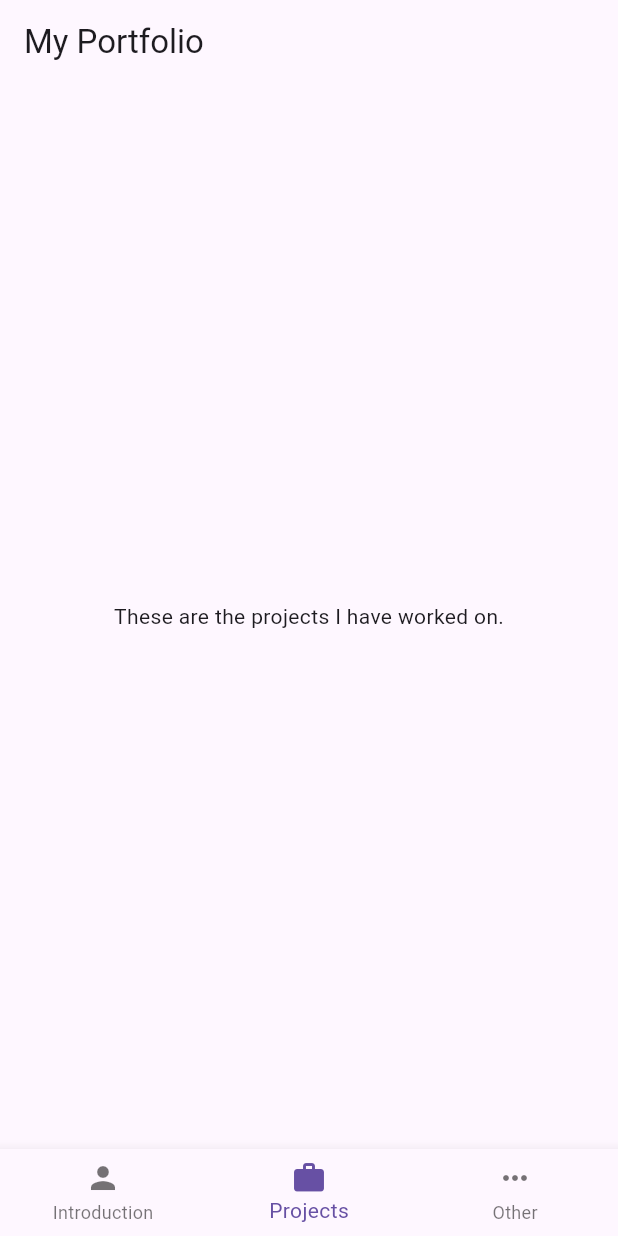
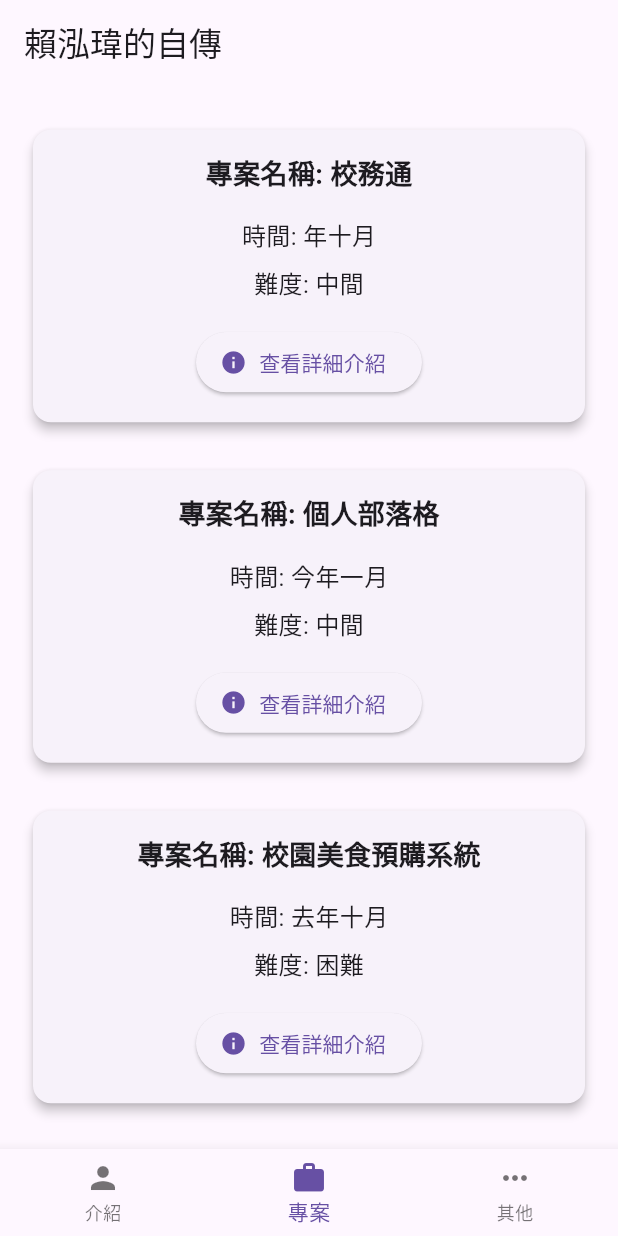
Before and after one commit to s990093/Autobiography, a Flutter app: the screen it shows after launch, item 2 of the bottom bar chosen, on a phone screen of 412 x 824 dp. Run offline on Flutter 3.47's test engine with Material 3 defaults, Android fonts, the light colour scheme and no system bars.

Commit message:
feat: new page

```diff
--- a/autobiography/lib/OtherPage.dart
+++ b/autobiography/lib/OtherPage.dart
@@ -1,4 +1,6 @@
 import 'package:flutter/material.dart';
+
+import 'widget/idnex.dart';
 
 class OtherPage extends StatelessWidget {
   const OtherPage({Key? key}) : super(key: key);
@@ -6,13 +8,41 @@ class OtherPage extends StatelessWidget {
   @override
   Widget build(BuildContext context) {
     return const Center(
+        child: SingleChildScrollView(
       child: Column(
-        mainAxisAlignment: MainAxisAlignment.center,
         children: [
-          Text('This is the other page.'),
-          // Add your other content here.
+          MyInterestWidget(
+            category: '運動',
+            content: '跑步',
+            icon: Icons.directions_run,
+          ),
+          MyInterestWidget(
+            category: '運動',
+            content: '打桌球',
+            icon: Icons.sports_tennis_sharp,
+          ),
+          MyInterestWidget(
+            category: '興趣',
+            content: '作專案',
+            icon: Icons.work,
+          ),
+          MyInterestWidget(
+            category: '看書',
+            content: '人間失格',
+            icon: Icons.book,
+          ),
+          MyInterestWidget(
+            category: '看書',
+            content: '沒有色彩的多崎作',
+            icon: Icons.book,
+          ),
+          MyInterestWidget(
+            category: '電影',
+            content: '分手的勇氣',
+            icon: Icons.movie,
+          )
         ],
       ),
-    );
+    ));
   }
 }
--- a/autobiography/lib/ProjectsPage.dart
+++ b/autobiography/lib/ProjectsPage.dart
@@ -1,3 +1,4 @@
+import 'package:autobiography/widget/ProjectIntroductionWidget.dart';
 import 'package:flutter/material.dart';
 
 class ProjectsPage extends StatelessWidget {
@@ -6,12 +7,35 @@ class ProjectsPage extends StatelessWidget {
   @override
   Widget build(BuildContext context) {
     return const Center(
-      child: Column(
-        mainAxisAlignment: MainAxisAlignment.center,
-        children: [
-          Text('These are the projects I have worked on.'),
-          // Add your projects content here.
-        ],
+      child: SingleChildScrollView(
+        child: Column(
+          // mainAxisAlignment: MainAxisAlignment.center, // 這裡不需要使用 mainAxisAlignment
+          children: [
+            ProjectIntroductionWidget(
+              projectName: '校務通',
+              projectContent: '重新建構校務通app與伺服器，讓大家有更好地體驗',
+              projectTime: '年十月',
+              projectDifficulty: '中間',
+              projectIcon: Icon(Icons.info),
+            ),
+            ProjectIntroductionWidget(
+              projectName: '個人部落格',
+              projectContent: '打造數一數二的部落格，讓自己的魅力完美的呈現',
+              projectTime: '今年一月',
+              projectDifficulty: '中間',
+              projectIcon: Icon(Icons.info),
+            ),
+
+            ProjectIntroductionWidget(
+              projectName: '校園美食預購系統',
+              projectContent: '打造一個校園預購系統，讓大家不用等待食物處理時間',
+              projectTime: '去年十月',
+              projectDifficulty: '困難',
+              projectIcon: Icon(Icons.info),
+            ),
+            // Add your other projects here.
+          ],
+        ),
       ),
     );
   }
--- a/autobiography/lib/main.dart
+++ b/autobiography/lib/main.dart
@@ -43,7 +43,7 @@
   Widget build(BuildContext context) {
     return Scaffold(
       appBar: AppBar(
-        title: const Text('My Portfolio'),
+        title: const Text('賴泓瑋的自傳'),
       ),
       body: _pages[_currentIndex],
       bottomNavigationBar: BottomNavigationBar(
@@ -56,15 +56,15 @@
         items: const [
           BottomNavigationBarItem(
             icon: Icon(Icons.person),
-            label: 'Introduction',
+            label: '介紹',
           ),
           BottomNavigationBarItem(
             icon: Icon(Icons.work),
-            label: 'Projects',
+            label: '專案',
           ),
           BottomNavigationBarItem(
             icon: Icon(Icons.more_horiz),
-            label: 'Other',
+            label: '其他',
           ),
         ],
       ),
--- /dev/null
+++ b/autobiography/lib/widget/ProjectIntroductionWidget.dart
@@ -0,0 +1,79 @@
+import 'package:autobiography/widget/ProjectDetailsPage.dart';
+import 'package:flutter/material.dart';
+
+class ProjectIntroductionWidget extends StatelessWidget {
+  final String projectName;
+  final String projectContent;
+  final String projectTime;
+  final String projectDifficulty;
+  final Icon projectIcon;
+
+  const ProjectIntroductionWidget({
+    super.key,
+    required this.projectName,
+    required this.projectContent,
+    required this.projectTime,
+    required this.projectDifficulty,
+    required this.projectIcon,
+  });
+
+  @override
+  Widget build(BuildContext context) {
+    return SizedBox(
+      width: 400,
+      child: Card(
+        elevation: 3,
+        margin: const EdgeInsets.all(16),
+        child: Padding(
+          padding: const EdgeInsets.all(16),
+          child: Row(
+            mainAxisAlignment: MainAxisAlignment.center,
+            children: [
+              Column(
+                mainAxisAlignment: MainAxisAlignment.center,
+                children: [
+                  Text(
+                    '專案名稱: $projectName',
+                    style: const TextStyle(
+                      fontSize: 18,
+                      fontWeight: FontWeight.bold,
+                    ),
+                  ),
+                  const SizedBox(height: 8),
+                  const SizedBox(height: 8),
+                  Text(
+                    '時間: $projectTime',
+                    style: const TextStyle(fontSize: 16),
+                  ),
+                  const SizedBox(height: 8),
+                  Text(
+                    '難度: $projectDifficulty',
+                    style: const TextStyle(fontSize: 16),
+                  ),
+                  const SizedBox(height: 16),
+                  ElevatedButton.icon(
+                    onPressed: () {
+                      Navigator.push(
+                        context,
+                        MaterialPageRoute(
+                          builder: (context) => ProjectDetailsPage(
+                            projectName: projectName,
+                            projectContent: projectContent,
+                            projectTime: projectTime,
+                            projectDifficulty: projectDifficulty,
+                          ),
+                        ),
+                      );
+                    },
+                    icon: const Icon(Icons.info), // 在这里设置你想要的图标
+                    label: const Text('查看詳細介紹'),
+                  ),
+                ],
+              ),
+            ],
+          ),
+        ),
+      ),
+    );
+  }
+}
--- /dev/null
+++ b/autobiography/lib/widget/idnex.dart
@@ -0,0 +1,3 @@
+export './ProjectIntroductionWidget.dart';
+export './MyInterestWidget.dart';
+export './ImageWithCaption.dart';
--- a/autobiography/pubspec.yaml
+++ b/autobiography/pubspec.yaml
@@ -52,6 +52,8 @@ dev_dependencies:
 
 # The following section is specific to Flutter packages.
 flutter:
+  assets:
+    - assets/
 
   # The following line ensures that the Material Icons font is
   # included with your application, so that you can use the icons in
```
Also changed, not shown: autobiography/lib/IntroductionPage.dart (+79 -19 lines), autobiography/lib/widget/ImageWithCaption.dart (added, +40 -0 lines), autobiography/lib/widget/MyInterestWidget.dart (added, +59 -0 lines), autobiography/lib/widget/ProjectDetailsPage.dart (added, +76 -0 lines), autobiography/assets/4874DCC6-F464-48EC-B890-DDB87EAF47E5_1_105_c.jpeg (added), autobiography/assets/87E2DCF6-E5FB-4D63-9752-8243E3E4AA31_1_105_c.jpeg (added), autobiography/assets/8AF61C51-9C48-4D90-A6EA-A060D20DFF0E_1_105_c.jpeg (added).
